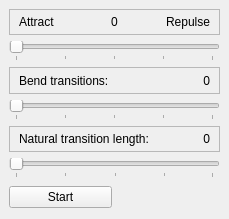
This is tools/release/ltsgraph/springlayout.ui in mCRL2org/mCRL2 as Qt 5 draws it before an edit. The edited form follows.
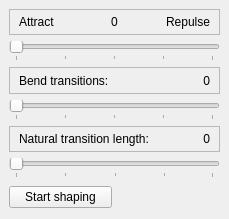
This is the edited form.

The edit to the form file:
```diff
--- a/tools/release/ltsgraph/springlayout.ui
+++ b/tools/release/ltsgraph/springlayout.ui
@@ -217,7 +217,7 @@
       <item>
        <widget class="QPushButton" name="btnStartStop">
         <property name="text">
-         <string>Start</string>
+         <string>Start shaping</string>
         </property>
        </widget>
       </item>
```
